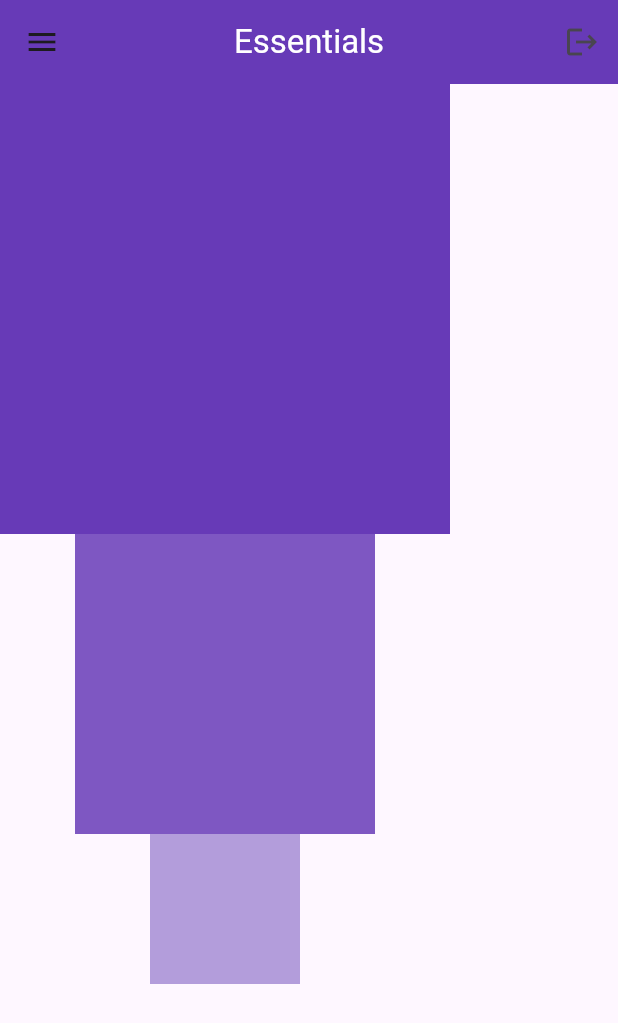
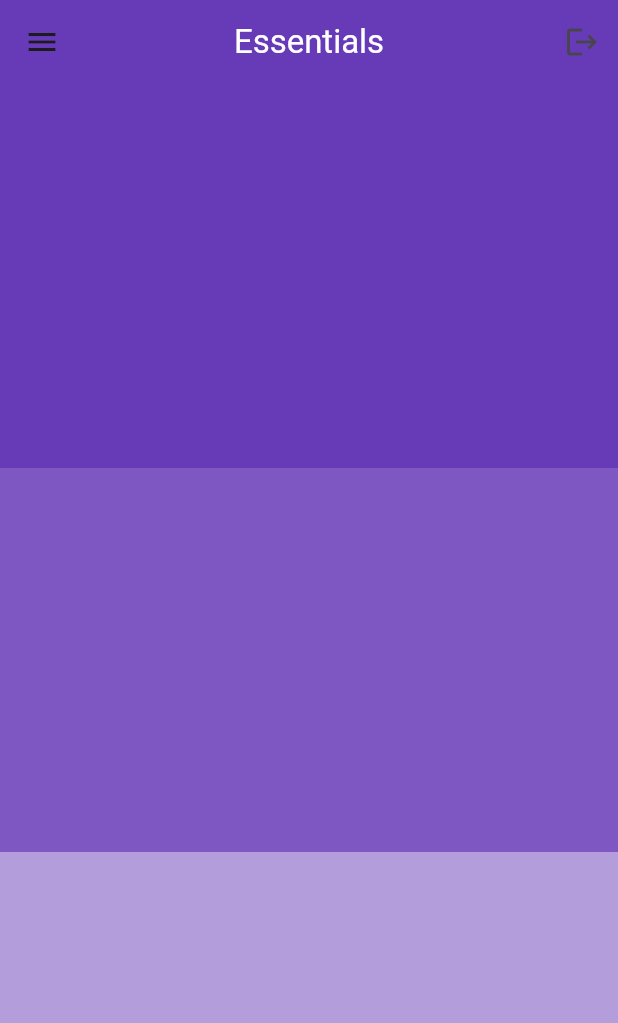
Before and after one commit to fbnjeje/Essential-Widgets-of-Flutter, a Flutter app: the screen it shows after launch, on a phone screen of 412 x 824 dp. Shown: the top 1023 px of the screen. Run offline on Flutter 3.47's test engine with Material 3 defaults, Android fonts, the phone set to English and light mode, and no system bars.

Commit message:
expanded widget

```diff
--- a/lib/main.dart
+++ b/lib/main.dart
@@ -1,6 +1,8 @@
 // ignore_for_file: prefer_const_constructors
 
+import 'package:flutter/cupertino.dart';
 import 'package:flutter/material.dart';
+import 'package:flutter/widgets.dart';
 
 void main() {
   runApp(const MyApp());
@@ -28,22 +30,22 @@
             crossAxisAlignment: CrossAxisAlignment.center,
             children: [
               // ?First widget
-              Container(
-                width: 300,
-                height: 300,
-                color: Colors.deepPurple,
+              Expanded(
+                child: Container(
+                  color: Colors.deepPurple,
+                ),
               ),
               //? Second widget
-              Container(
-                width: 200,
-                height: 200,
-                color: Colors.deepPurple[400],
+              Expanded(
+                child: Container(
+                  color: Colors.deepPurple[400],
+                ),
               ),
               //? Third widget
-              Container(
-                width: 100,
-                height: 100,
-                color: Colors.deepPurple[200],
+              Expanded(
+                child: Container(
+                  color: Colors.deepPurple[200],
+                ),
               )
             ],
           )),
```
